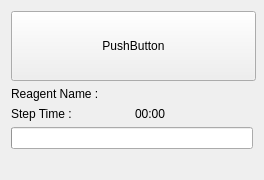
This is HimalayaMain/Gui/Components/Dashboard/Forms/DashboardEndTimeWidget.ui in Liyezhong/Master as Qt 5 draws it before an edit. The edited form follows.
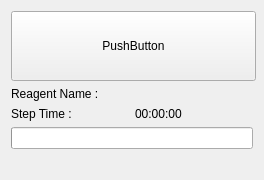
This is the edited form. Icons and pictures are not drawn.

Commit message: 1.changed Retort CONTAMINATED appearance. 2.removed an unused label from View Program dialog.

Diff of the .ui file:
```diff
--- a/HimalayaMain/Gui/Components/Dashboard/Forms/DashboardEndTimeWidget.ui
+++ b/HimalayaMain/Gui/Components/Dashboard/Forms/DashboardEndTimeWidget.ui
@@ -83,7 +83,7 @@
        <item row="1" column="1">
         <widget class="QLabel" name="lblTime">
          <property name="text">
-          <string>00:00</string>
+          <string>00:00:00</string>
          </property>
          <property name="alignment">
           <set>Qt::AlignJustify|Qt::AlignTop</set>
```
The commit also changes 4 other files.
